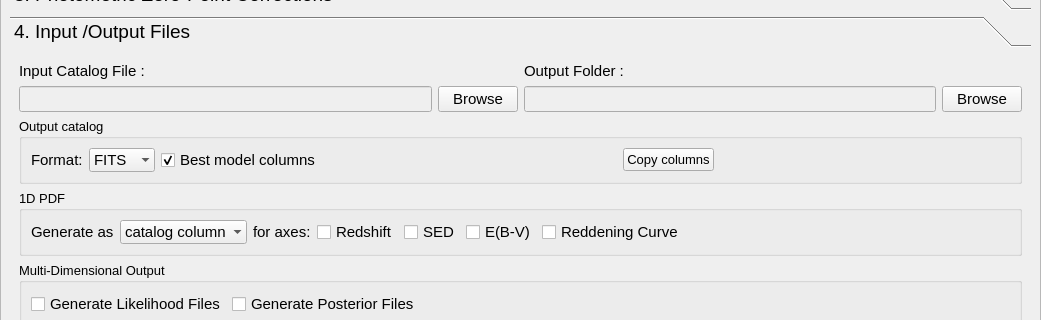
Old version of the form PhzQtUI/auxdir/PhzQtUI/FormAnalysis.ui in the repository astrorama/Phosphoros; both pictures show x 0 to 1041 and y 347 to 667 of the 1041 by 912 pixel window.
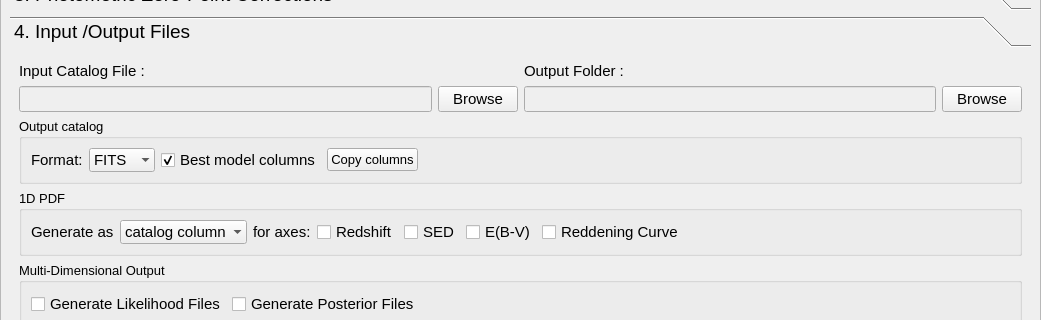
New version of the form.

Commit message: Minor reordering of the "Copy Columns" button in the GUI [Redmine issue #13111]

```diff
--- a/PhzQtUI/auxdir/PhzQtUI/FormAnalysis.ui
+++ b/PhzQtUI/auxdir/PhzQtUI/FormAnalysis.ui
@@ -1103,19 +1103,6 @@
                   </property>
                  </widget>
                 </item>
-                <item>
-                 <spacer name="horizontalSpacer_13">
-                  <property name="orientation">
-                   <enum>Qt::Horizontal</enum>
-                  </property>
-                  <property name="sizeHint" stdset="0">
-                   <size>
-                    <width>40</width>
-                    <height>20</height>
-                   </size>
-                  </property>
-                 </spacer>
-                </item>
                 <item>
                  <widget class="QPushButton" name="output_column_btn">
                   <property name="toolTip">
```
The commit also changes 2 other files.
